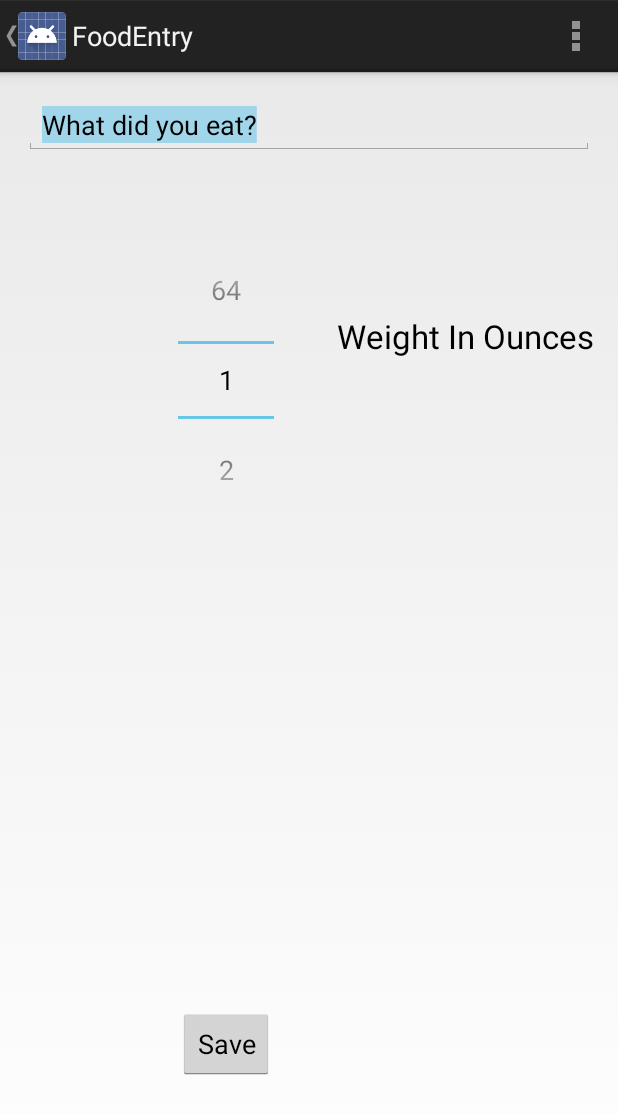
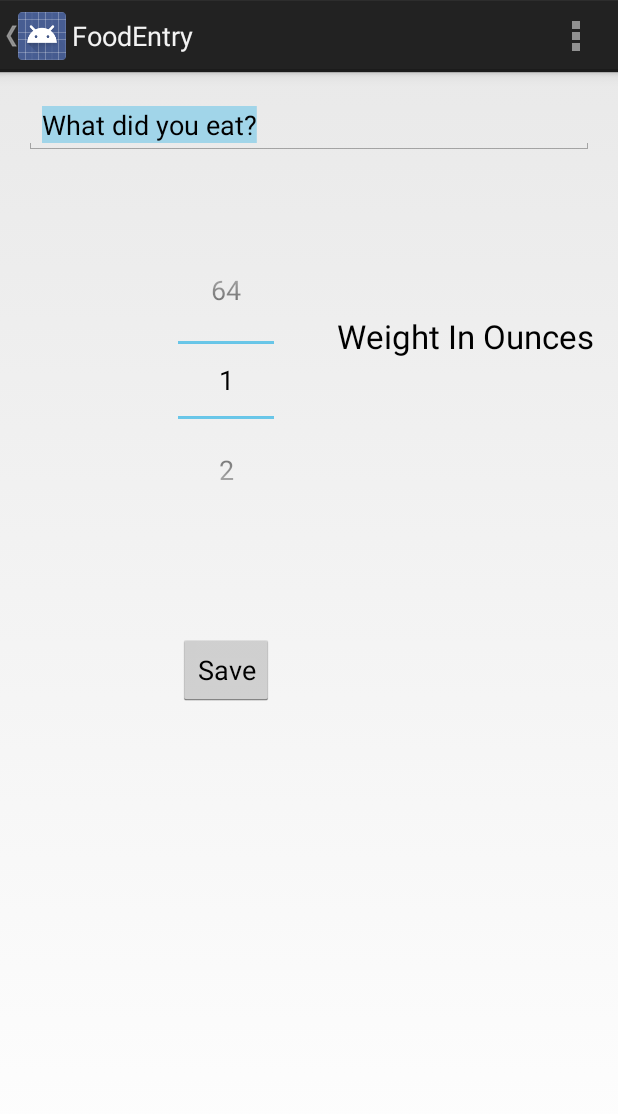
Before and after one commit to xiaoqin2012/nutrition1, an Android app: the FoodEntry screen opened directly, with no data from a screen before it, on a phone screen of 412 x 824 dp. Shown: the top 1114 px of the screen. Run offline under Robolectric (Android 15) with nearby library versions, the light colour scheme and no system bars.

Commit message:
undo ads

```diff
--- a/NutritionTracker/NutritionTracker/app/src/main/java/net/tigerparents/nut/ShoppingEntry.java
+++ b/NutritionTracker/NutritionTracker/app/src/main/java/net/tigerparents/nut/ShoppingEntry.java
@@ -27,7 +27,6 @@ public class ShoppingEntry extends Activity {
         ounce_picker.setMaxValue(15);
         pound_picker.setMaxValue(100);
         food_tv.requestFocusFromTouch();
-        UIUtils.ShowAds(this);
         UIUtils.ShowKeyboard(this);
     }
 
@@ -43,9 +42,12 @@ public class ShoppingEntry extends Activity {
     public void onWindowFocusChanged(boolean hasFocus) {
         super.onWindowFocusChanged(hasFocus);
 
+        AutoCompleteTextView tv = (AutoCompleteTextView) findViewById(R.id.shoppingTextView);
         if (hasFocus) {
-            ((AutoCompleteTextView) findViewById(R.id.shoppingTextView)).requestFocusFromTouch();
+            tv.requestFocusFromTouch();
             UIUtils.ShowKeyboard(this);
+        } else {
+            UIUtils.HideKeyboard(this, tv);
         }
     }
 
--- a/NutritionTracker/NutritionTracker/app/src/main/java/net/tigerparents/nut/UIUtils.java
+++ b/NutritionTracker/NutritionTracker/app/src/main/java/net/tigerparents/nut/UIUtils.java
@@ -8,9 +8,6 @@ import android.widget.ArrayAdapter;
 import android.widget.AutoCompleteTextView;
 import android.widget.EditText;
 import android.widget.ListView;
-
-import com.google.android.gms.ads.AdRequest;
-import com.google.android.gms.ads.AdView;
 
 import net.tigerparents.nut.nutritioninfo.NutritionInformation;
 
@@ -67,11 +64,4 @@ public class UIUtils {
         food_tv.setAdapter(adapter);
         food_tv.selectAll();
     }
-
-    public static void ShowAds(Activity activity) {
-        // Look up the AdView as a resource and load a request.
-        AdView adView = (AdView) activity.findViewById(R.id.adView);
-        AdRequest adRequest = new AdRequest.Builder().build();
-        adView.loadAd(adRequest);
-    }
 }
--- a/NutritionTracker/NutritionTracker/app/src/main/res/layout/activity_food_entry.xml
+++ b/NutritionTracker/NutritionTracker/app/src/main/res/layout/activity_food_entry.xml
@@ -1,5 +1,4 @@
 <RelativeLayout xmlns:android="http://schemas.android.com/apk/res/android"
-    xmlns:ads="http://schemas.android.com/apk/res-auto"
     xmlns:tools="http://schemas.android.com/tools"
     android:layout_width="match_parent"
     android:layout_height="match_parent"
@@ -47,21 +46,11 @@
         android:id="@+id/saveButton"
         android:layout_width="wrap_content"
         android:layout_height="wrap_content"
-        android:layout_above="@+id/adView"
         android:layout_alignLeft="@+id/weightPicker"
         android:layout_alignStart="@+id/weightPicker"
-        android:layout_marginBottom="54dp"
+        android:layout_below="@+id/weightPicker"
+        android:layout_marginTop="79dp"
         android:onClick="onSave"
         android:text="Save" />
 
-    <com.google.android.gms.ads.AdView
-        android:id="@+id/adView"
-        android:layout_width="wrap_content"
-        android:layout_height="wrap_content"
-        android:layout_alignParentBottom="true"
-        android:layout_alignParentLeft="true"
-        android:layout_alignParentStart="true"
-        android:layout_marginBottom="34dp"
-        ads:adSize="BANNER"
-        ads:adUnitId="ca-app-pub-3680019745466927/1299436292" />
 </RelativeLayout>
```
Also changed, not shown: NutritionTracker/NutritionTracker/app/src/main/java/net/tigerparents/nut/FoodEntry.java (+4 -3 lines), NutritionTracker/NutritionTracker/app/src/main/res/layout/activity_shopping_entry.xml (+0 -11 lines).
